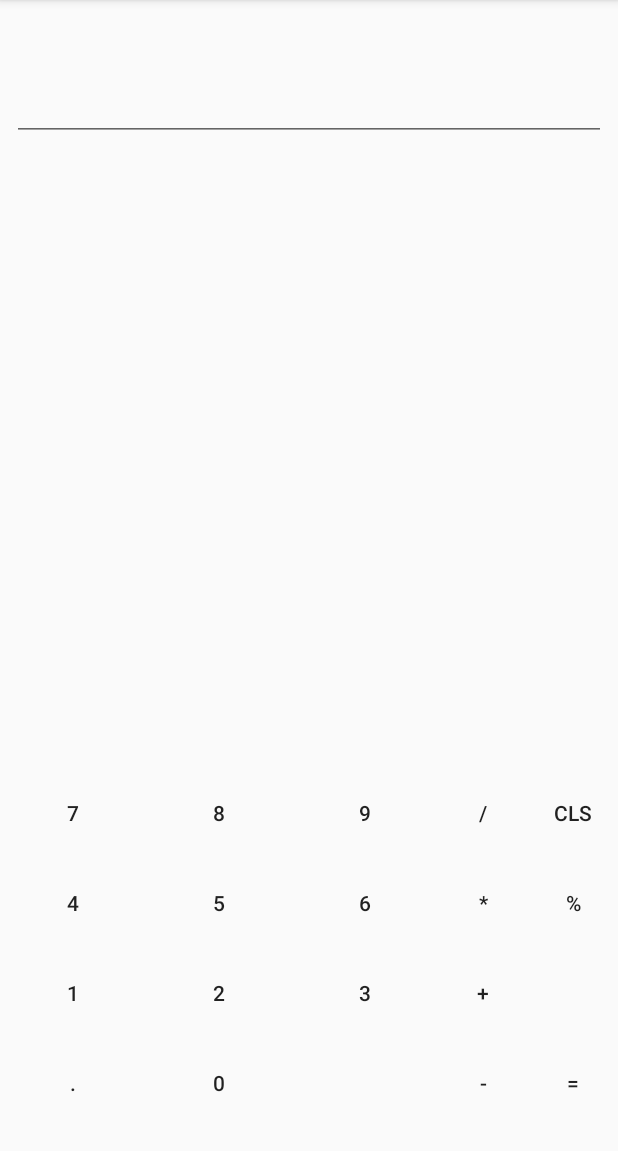
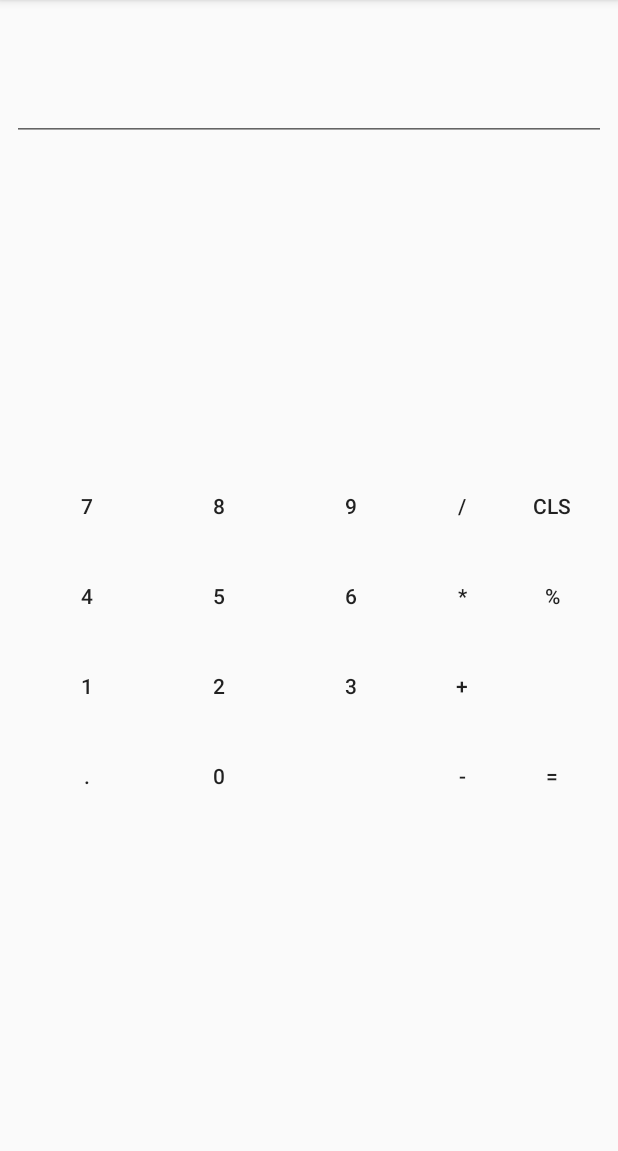
Before and after one commit to Martinbuchan92/Calculator, an Android app: the screen it shows after launch (MainActivity), on a phone screen of 412 x 824 dp, the part 84-1235 px from its top. Run offline under Robolectric (Android 15) with nearby library versions, the phone set to English and light mode, and no system bars.

Commit message:
Changing UI elements

```diff
--- a/app/src/main/res/layout/activity_main.xml
+++ b/app/src/main/res/layout/activity_main.xml
@@ -47,7 +47,7 @@
 
     <GridLayout
         android:id="@+id/gridLayout"
-        android:layout_width="0dp"
+        android:layout_width="wrap_content"
         android:layout_height="wrap_content"
         android:columnCount="5"
         android:rowCount="4"
@@ -58,7 +58,9 @@
         tools:layout_constraintLeft_creator="1"
         android:layout_marginBottom="16dp"
         app:layout_constraintLeft_toLeftOf="parent"
-        tools:targetApi="lollipop">
+        tools:targetApi="lollipop"
+        android:layout_marginTop="8dp"
+        app:layout_constraintTop_toBottomOf="@+id/txtInput">
 
         <Button
             android:id="@+id/btnSeven"
```
